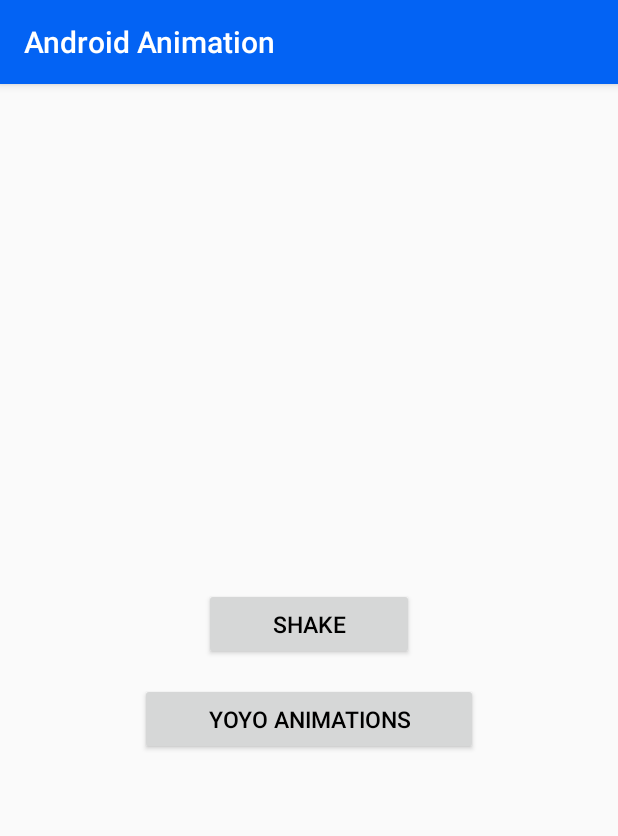
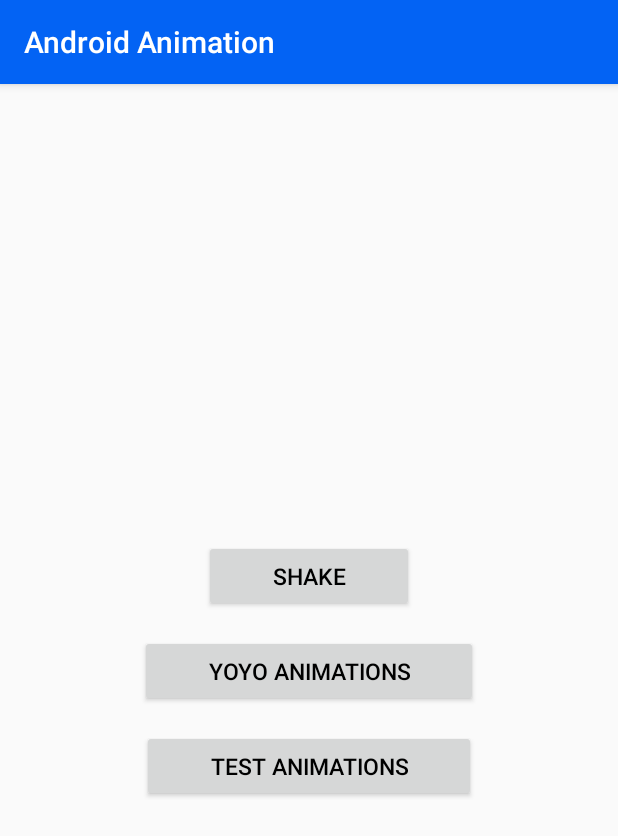
Before and after one commit to RezaAbedi261/Animations, an Android app: the screen it shows after launch (SelectActivity), on a phone screen of 412 x 824 dp. Shown: the top 836 px of the screen. Run offline under Robolectric (Android 15) with nearby library versions, the phone set to English and light mode, and no system bars.

Commit message:
add kotlin and all animation way in code

```diff
--- a/app/src/main/AndroidManifest.xml
+++ b/app/src/main/AndroidManifest.xml
@@ -21,6 +21,7 @@
         <activity android:name=".activity.YoyoAnimationsActivity" android:label="@string/app_name"/>
 
         <activity android:name=".activity.ShakeActivity"/>
+        <activity android:name=".testAnimation.TestActivity"/>
 
     </application>
 
--- a/app/src/main/java/com/reza/animation/SelectActivity.java
+++ b/app/src/main/java/com/reza/animation/SelectActivity.java
@@ -8,6 +8,7 @@ import android.view.View;
 
 import com.reza.animation.activity.ShakeActivity;
 import com.reza.animation.activity.YoyoAnimationsActivity;
+import com.reza.animation.testAnimation.TestActivity;
 
 public class SelectActivity extends AppCompatActivity {
 
@@ -30,5 +31,12 @@ public class SelectActivity extends AppCompatActivity {
             }
         });
 
+     findViewById(R.id.test).setOnClickListener(new View.OnClickListener() {
+            @Override
+            public void onClick(View v) {
+                startActivity(new Intent(getApplicationContext(), TestActivity.class));
+            }
+        });
+
     }
 }
--- a/app/src/main/res/layout/activity_select.xml
+++ b/app/src/main/res/layout/activity_select.xml
@@ -39,6 +39,20 @@
             android:textSize="15sp" />
 
 
+        <Button
+            android:id="@+id/test"
+            android:layout_width="wrap_content"
+            android:layout_height="wrap_content"
+            android:layout_gravity="center"
+            android:gravity="center"
+            android:paddingLeft="45dp"
+            android:layout_marginTop="15dp"
+            android:paddingRight="45dp"
+            android:text="test Animations"
+            android:textColor="@color/black"
+            android:textSize="15sp" />
+
+
 
     </LinearLayout>
 </LinearLayout>
--- a/build.gradle
+++ b/build.gradle
@@ -1,6 +1,7 @@
 // Top-level build file where you can add configuration options common to all sub-projects/modules.
 
 buildscript {
+    ext.kotlin_version = '1.3.72'
 
     repositories {
         google()
@@ -9,6 +10,7 @@ buildscript {
     }
     dependencies {
         classpath 'com.android.tools.build:gradle:3.6.3'
+        classpath "org.jetbrains.kotlin:kotlin-gradle-plugin:$kotlin_version"
 
 
         // NOTE: Do not place your application dependencies here; they belong
```
Also changed, not shown: app/build.gradle (+7 -0 lines), app/src/main/java/com/reza/animation/testAnimation/TestActivity.kt (added, +102 -0 lines), app/src/main/res/layout/activity_test.xml (added, +14 -0 lines), yoyo/build.gradle (+7 -0 lines).
